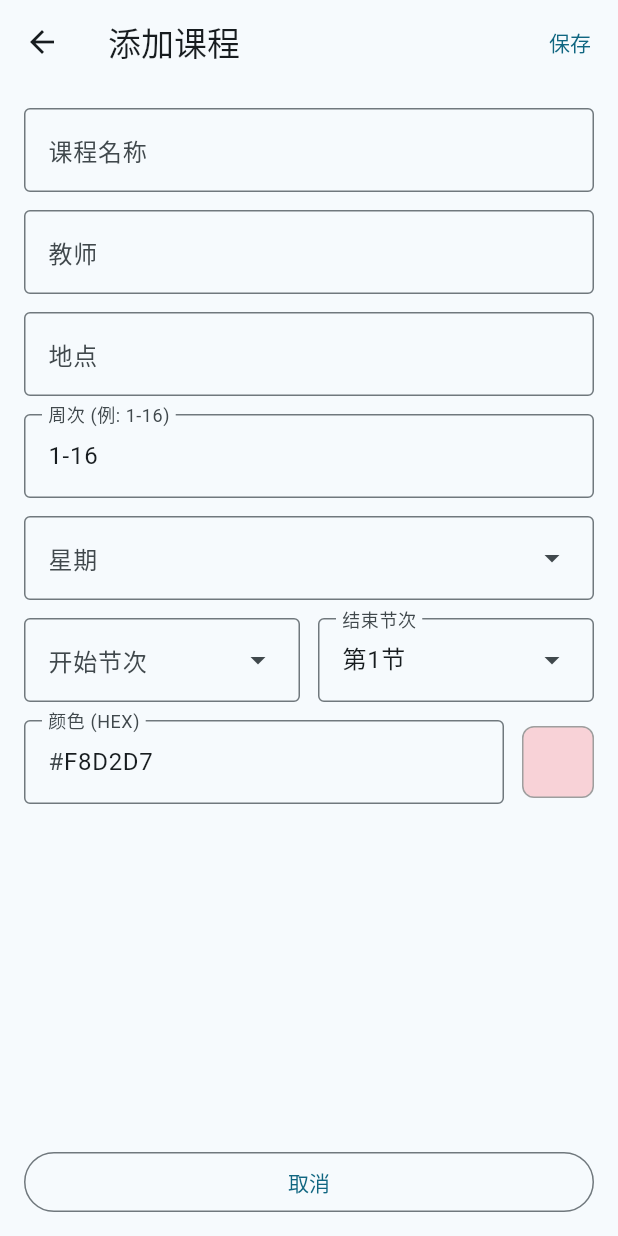
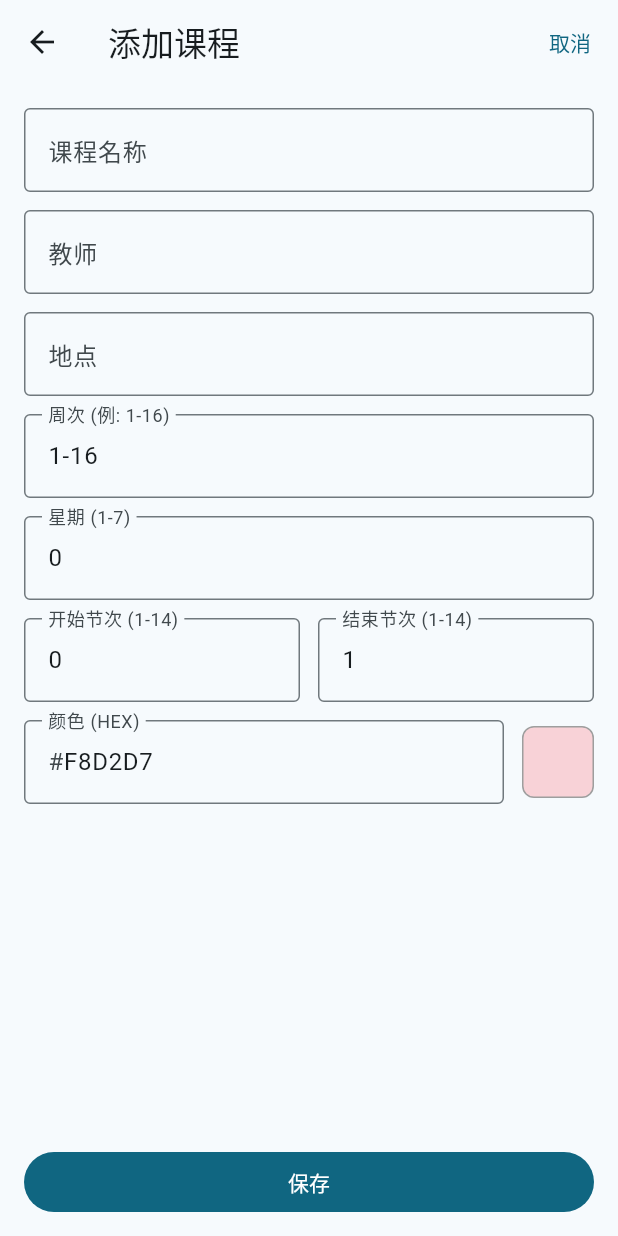
Before and after one commit to lose2me/xzitpocket, a Flutter app: the _CourseFormPage screen opened directly with empty values, on a phone screen of 412 x 824 dp. Run offline on Flutter 3.47's test engine with Material 3 defaults, Android fonts, the light colour scheme and no system bars; our stand-ins replace cookie_jar, dio, dio_cookie_manager, flutter_riverpod, go_router, hive and 2 more; missing offline and left inert: pointycastle; accounts and stored records are empty.

Commit message:
Enable Android minify; adjust timetable & UI
Enable code shrinking/minification for Android releases and add proguard-rules.pro. Update .gitignore to ignore .fmd. Refactor timetable/course form: replace dropdowns with numeric text fields for weekday/start/end with validation, pass allCourses/editIndex for conflict checking, implement overlap detection on save, and adjust controllers/disposal. UI tweaks: add open-source info block on Me page and reduce form padding; reduce font sizes in course card. Remove unused TimeSlot.label, drop unused maxRetries const, and remove cupertino_icons and intl from pubspec dependencies.

```diff
--- a/lib/constants/time_slots.dart
+++ b/lib/constants/time_slots.dart
@@ -4,8 +4,6 @@ class TimeSlot {
   final String end;
 
   const TimeSlot({required this.index, required this.start, required this.end});
-
-  String get label => '$start\n$end';
 }
 
 const List<TimeSlot> kTimeSlots = [
--- a/lib/pages/timetable/course_card.dart
+++ b/lib/pages/timetable/course_card.dart
@@ -52,7 +52,7 @@ class CourseCard extends StatelessWidget {
               Text(
                 course.title,
                 style: TextStyle(
-                  fontSize: 13,
+                  fontSize: 12,
                   fontWeight: FontWeight.w600,
                   color: textColor,
                   height: 1.2,
@@ -63,7 +63,7 @@ class CourseCard extends StatelessWidget {
                 Text(
                   '@${course.place}',
                   style: TextStyle(
-                    fontSize: 12,
+                    fontSize: 11,
                     color: textColor.withAlpha(200),
                     height: 1.2,
                   ),
@@ -72,7 +72,7 @@ class CourseCard extends StatelessWidget {
                 Text(
                   course.campus,
                   style: TextStyle(
-                    fontSize: 12,
+                    fontSize: 11,
                     color: textColor.withAlpha(200),
                     height: 1.2,
                   ),
--- a/lib/pages/timetable/timetable_page.dart
+++ b/lib/pages/timetable/timetable_page.dart
@@ -314,6 +314,7 @@ class _TimetablePageState extends ConsumerState<TimetablePage> {
         weekday: weekday,
         session: session,
         defaultColor: defaultColor,
+        allCourses: courses,
         onSave: (course) {
           ref.read(scheduleProvider.notifier).addCourse(course);
         },
@@ -322,11 +323,14 @@ class _TimetablePageState extends ConsumerState<TimetablePage> {
   }
 
   void _editCourse(BuildContext context, Course course, int index) {
+    final courses = ref.read(scheduleProvider).valueOrNull ?? [];
     Navigator.of(context).push(MaterialPageRoute(
       builder: (_) => _CourseFormPage(
         weekday: course.weekday,
         session: course.startSession,
         existingCourse: course,
+        editIndex: index,
+        allCourses: courses,
         onSave: (updated) {
           ref.read(scheduleProvider.notifier).updateCourse(index, updated);
           if (updated.courseId.isNotEmpty) {
@@ -351,6 +355,8 @@ class _CourseFormPage extends StatefulWidget {
   final int weekday;
   final int session;
   final Course? existingCourse;
+  final int? editIndex;
+  final List<Course> allCourses;
   final Color? defaultColor;
   final ValueChanged<Course> onSave;
 
@@ -358,6 +364,8 @@ class _CourseFormPage extends StatefulWidget {
     required this.weekday,
     required this.session,
     this.existingCourse,
+    this.editIndex,
+    this.allCourses = const [],
     this.defaultColor,
     required this.onSave,
   });
@@ -375,29 +383,28 @@ class _CourseFormPageState extends State<_CourseFormPage> {
   final _placeCtrl = TextEditingController();
   final _weeksCtrl = TextEditingController(text: '1-16');
   final _colorCtrl = TextEditingController();
-  late int _weekday;
-  late int _startSession;
-  late int _endSession;
+  final _weekdayCtrl = TextEditingController();
+  final _startCtrl = TextEditingController();
+  final _endCtrl = TextEditingController();
   Color _currentColor = Course.colors[0];
-
-  static const _weekdayLabels = ['周一', '周二', '周三', '周四', '周五', '周六', '周日'];
 
   @override
   void initState() {
     super.initState();
-    _weekday = widget.weekday;
     final c = widget.existingCourse;
     if (c != null) {
       _titleCtrl.text = c.title;
       _teacherCtrl.text = c.teacher;
       _placeCtrl.text = c.place;
       _weeksCtrl.text = _formatWeeksForEdit(c.weeks);
-      _startSession = c.startSession;
-      _endSession = c.endSession;
+      _weekdayCtrl.text = c.weekday.toString();
+      _startCtrl.text = c.startSession.toString();
+      _endCtrl.text = c.endSession.toString();
       _currentColor = c.color;
     } else {
-      _startSession = widget.session;
-      _endSession = (widget.session + 1).clamp(1, 14);
+      _weekdayCtrl.text = widget.weekday.toString();
+      _startCtrl.text = widget.session.toString();
+      _endCtrl.text = (widget.session + 1).clamp(1, 14).toString();
       if (widget.defaultColor != null) {
         _currentColor = widget.defaultColor!;
       }
@@ -435,6 +442,9 @@ class _CourseFormPageState extends State<_CourseFormPage> {
     _placeCtrl.dispose();
     _weeksCtrl.dispose();
     _colorCtrl.dispose();
+    _weekdayCtrl.dispose();
+    _startCtrl.dispose();
+    _endCtrl.dispose();
     super.dispose();
   }
 
@@ -445,8 +455,8 @@ class _CourseFormPageState extends State<_CourseFormPage> {
         title: Text(widget.isEditing ? '编辑课程' : '添加课程'),
         actions: [
           TextButton(
-            onPressed: _save,
-            child: const Text('保存'),
+            onPressed: () => Navigator.pop(context),
+            child: const Text('取消'),
           ),
         ],
       ),
@@ -499,42 +509,51 @@ class _CourseFormPageState extends State<_CourseFormPage> {
               ),
             ),
             const SizedBox(height: 12),
-            DropdownMenu<int>(
-              initialSelection: _weekday,
-              expandedInsets: EdgeInsets.zero,
-              label: const Text('星期'),
-              dropdownMenuEntries: List.generate(
-                  7,
-                  (i) => DropdownMenuEntry(
-                      value: i + 1, label: _weekdayLabels[i])),
-              onSelected: (v) => setState(() => _weekday = v ?? 1),
+            TextFormField(
+              controller: _weekdayCtrl,
+              keyboardType: TextInputType.number,
+              decoration: const InputDecoration(
+                labelText: '星期 (1-7)',
+                border: OutlineInputBorder(),
+              ),
+              validator: (v) {
+                final n = int.tryParse(v ?? '');
+                if (n == null || n < 1 || n > 7) return '请输入1-7';
+                return null;
+              },
             ),
             const SizedBox(height: 12),
             Row(
               children: [
                 Expanded(
-                  child: DropdownMenu<int>(
-                    initialSelection: _startSession,
-                    expandedInsets: EdgeInsets.zero,
-                    label: const Text('开始节次'),
-                    dropdownMenuEntries: List.generate(
-                        14,
-                        (i) => DropdownMenuEntry(
-                            value: i + 1, label: '第${i + 1}节')),
-                    onSelected: (v) => setState(() => _startSession = v ?? 1),
+                  child: TextFormField(
+                    controller: _startCtrl,
+                    keyboardType: TextInputType.number,
+                    decoration: const InputDecoration(
+                      labelText: '开始节次 (1-14)',
+                      border: OutlineInputBorder(),
+                    ),
+                    validator: (v) {
+                      final n = int.tryParse(v ?? '');
+                      if (n == null || n < 1 || n > 14) return '请输入1-14';
+                      return null;
+                    },
                   ),
                 ),
                 const SizedBox(width: 12),
                 Expanded(
-                  child: DropdownMenu<int>(
-                    initialSelection: _endSession,
-                    expandedInsets: EdgeInsets.zero,
-                    label: const Text('结束节次'),
-                    dropdownMenuEntries: List.generate(
-                        14,
-                        (i) => DropdownMenuEntry(
-                            value: i + 1, label: '第${i + 1}节')),
-                    onSelected: (v) => setState(() => _endSession = v ?? 1),
+                  child: TextFormField(
+                    controller: _endCtrl,
+                    keyboardType: TextInputType.number,
+                    decoration: const InputDecoration(
+                      labelText: '结束节次 (1-14)',
+                      border: OutlineInputBorder(),
+                    ),
+                    validator: (v) {
+                      final n = int.tryParse(v ?? '');
+                      if (n == null || n < 1 || n > 14) return '请输入1-14';
+                      return null;
+                    },
                   ),
                 ),
               ],
@@ -593,9 +612,9 @@ class _CourseFormPageState extends State<_CourseFormPage> {
           padding: const EdgeInsets.fromLTRB(16, 8, 16, 12),
           child: SizedBox(
             width: double.infinity,
-            child: OutlinedButton(
-              onPressed: () => Navigator.pop(context),
-              child: const Text('取消'),
+            child: FilledButton(
+              onPressed: _save,
+              child: const Text('保存'),
             ),
           ),
         ),
@@ -619,15 +638,36 @@ class _CourseFormPageState extends State<_CourseFormPage> {
 
   void _save() {
     if (!_formKey.currentState!.validate()) return;
+    final weekday = int.parse(_weekdayCtrl.text);
+    final startSession = int.parse(_startCtrl.text);
+    final endSession = int.parse(_endCtrl.text);
     final sessions =
-        List.generate(_endSession - _startSession + 1, (i) => _startSession + i);
+        List.generate(endSession - startSession + 1, (i) => startSession + i);
     final weeks = _parseWeeks(_weeksCtrl.text);
     final existing = widget.existingCourse;
+
+    // 冲突检查
+    final sessionsSet = sessions.toSet();
+    final weeksSet = weeks.toSet();
+    for (int i = 0; i < widget.allCourses.length; i++) {
+      if (i == widget.editIndex) continue;
+      final other = widget.allCourses[i];
+      if (other.weekday != weekday) continue;
+      final hasSessionOverlap = other.sessions.any((s) => sessionsSet.contains(s));
+      if (!hasSessionOverlap) continue;
+      final hasWeekOverlap = other.weeks.any((w) => weeksSet.contains(w));
+      if (hasWeekOverlap) {
+        ScaffoldMessenger.of(context).showSnackBar(
+          SnackBar(content: Text('与「${other.title}」时间冲突')),
+        );
+        return;
+      }
+    }
 
     widget.onSave(Course(
       title: _titleCtrl.text,
       teacher: _teacherCtrl.text,
-      weekday: _weekday,
+      weekday: weekday,
       sessions: sessions,
       weeks: weeks,
       campus: existing?.campus ?? '',
--- a/lib/providers/config_provider.dart
+++ b/lib/providers/config_provider.dart
@@ -17,8 +17,6 @@ const baseUrls = [
 
 /// 请求超时时间
 const requestTimeout = Duration(seconds: 6);
-
-const maxRetries = 2;
 
 final storageServiceProvider = Provider<StorageService>((ref) {
   throw UnimplementedError('Must be overridden in main');
--- a/pubspec.yaml
+++ b/pubspec.yaml
@@ -10,7 +10,6 @@ dependencies:
   flutter:
     sdk: flutter
 
-  cupertino_icons: ^1.0.8
   flutter_riverpod: ^2.6.1
   dio: ^5.7.0
   cookie_jar: ^4.0.8
@@ -20,7 +19,6 @@ dependencies:
   hive_flutter: ^1.1.0
   go_router: ^14.8.1
   shared_preferences: ^2.3.4
-  intl: ^0.19.0
 
 dev_dependencies:
   flutter_test:
```
Also changed, not shown: lib/pages/me/me_page.dart (+31 -2 lines), 3 other files.
